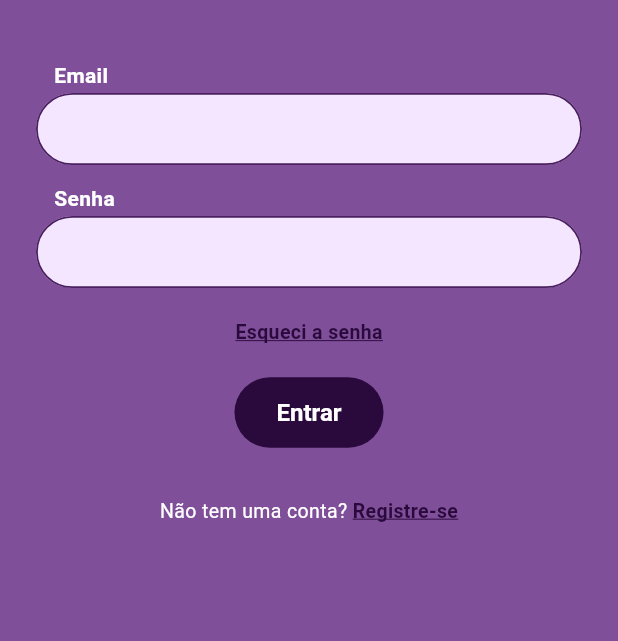
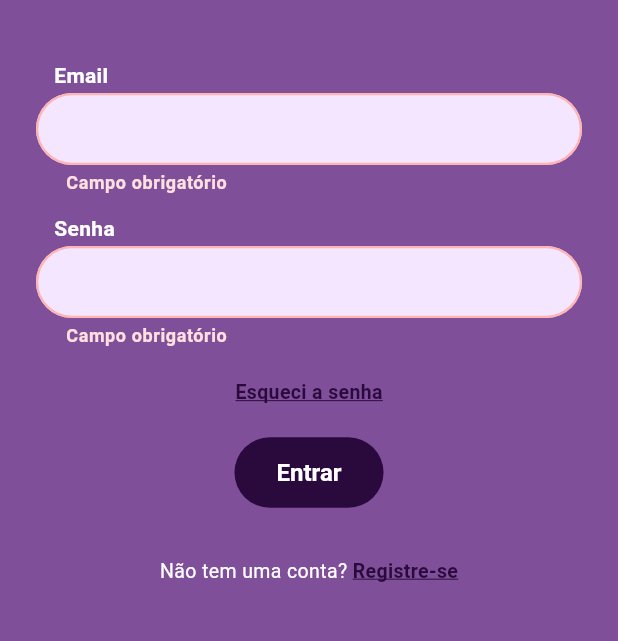
Before and after one commit to GabrielHP2/PI_IV-Time-16, a Flutter app: the screen it shows after launch, after a tap on "Entrar", on a phone screen of 412 x 824 dp, the part 218-859 px from its top. Run offline on Flutter 3.47's test engine with Material 3 defaults, Android fonts, the phone set to English and light mode, and no system bars.

Commit message:
Verificações e separação do arquivo Widget

```diff
--- /dev/null
+++ b/frontend/lib/components/util/validators.dart
@@ -0,0 +1,35 @@
+import 'package:flutter/material.dart';
+
+// Funções de validação, usadas no parâmetro `validator` dos campos.
+
+/// Campo não pode estar vazio.
+String? validateRequired(String? value) {
+  if (value == null || value.trim().isEmpty) {
+    return 'Campo obrigatório';
+  }
+  return null;
+}
+
+/// Obrigatório e com mais de 8 e menos de 16 caracteres (9 a 15).
+String? validatePassword(String? value) {
+  final error = validateRequired(value);
+  if (error != null) return error;
+  if (value!.length <= 8 || value.length >= 16) {
+    return 'A senha deve ter entre 9 e 15 caracteres';
+  }
+  return null;
+}
+
+/// Obrigatório e igual ao campo de senha original.
+String? Function(String?) validateConfirmPassword(
+  TextEditingController original,
+) {
+  return (value) {
+    final error = validateRequired(value);
+    if (error != null) return error;
+    if (value != original.text) {
+      return 'As senhas não conferem';
+    }
+    return null;
+  };
+}
--- /dev/null
+++ b/frontend/lib/components/widgets/app_text_field.dart
@@ -0,0 +1,89 @@
+import 'package:flutter/material.dart';
+
+import '../../theme/app_theme.dart';
+
+class AppTextField extends StatelessWidget {
+  const AppTextField({
+    super.key,
+    required this.label,
+    this.controller,
+    this.obscureText = false,
+    this.keyboardType,
+    this.textInputAction,
+    this.validator,
+  });
+
+  final String label;
+  final TextEditingController? controller;
+  final bool obscureText;
+  final TextInputType? keyboardType;
+  final TextInputAction? textInputAction;
+  final String? Function(String?)? validator;
+
+  @override
+  Widget build(BuildContext context) {
+    final border = OutlineInputBorder(
+      borderRadius: BorderRadius.circular(24),
+      borderSide: const BorderSide(color: AppColors.fieldBorder, width: 1.2),
+    );
+
+    return Column(
+      crossAxisAlignment: CrossAxisAlignment.start,
+
+      children: [
+
+        Padding(
+          padding: const EdgeInsets.only(left: 12, bottom: 2),
+
+          child: Text(
+            label,
+            style: const TextStyle(
+              color: AppColors.onDark,
+              fontSize: 14,
+              fontWeight: FontWeight.w600,
+            ),
+          ),
+        ),
+
+        TextFormField(
+          controller: controller,
+          obscureText: obscureText,
+          keyboardType: keyboardType,
+          textInputAction: textInputAction,
+          validator: validator,
+          cursorColor: AppColors.fieldBorder,
+          style: const TextStyle(color: Colors.black87),
+
+          decoration: InputDecoration(
+            isDense: true,
+            filled: true,
+            fillColor: AppColors.fieldFill,
+
+            contentPadding:
+                const EdgeInsets.symmetric(horizontal: 16, vertical: 12),
+
+            border: border,
+            enabledBorder: border,
+            focusedBorder: border.copyWith(
+              borderSide: const BorderSide(color: AppColors.button, width: 2),
+            ),
+
+            errorBorder: border.copyWith(
+              borderSide: const BorderSide(color: Color(0xFFFFB4B4), width: 1.5),
+            ),
+
+            focusedErrorBorder: border.copyWith(
+              borderSide: const BorderSide(color: Color(0xFFFFB4B4), width: 2),
+            ),
+
+            errorMaxLines: 2,
+            errorStyle: const TextStyle(
+              color: Color(0xFFFFE0E0),
+              fontWeight: FontWeight.w600,
+            ),
+          ),
+        ),
+      ],
+    );
+  }
+}
--- /dev/null
+++ b/frontend/lib/components/widgets/auth_scaffold.dart
@@ -0,0 +1,81 @@
+import 'package:flutter/material.dart';
+
+/// Estrutura base das telas de autenticação.
+/// - Conteúdo centralizado com largura máxima (bom para web/desktop).
+/// - Rolável (evita overflow com teclado ou telas baixas).
+/// - [footer] fica fixo no rodapé quando há espaço sobrando.
+class AuthScaffold extends StatelessWidget {
+  const AuthScaffold({
+    super.key,
+    required this.child,
+    this.title,
+    this.showBackButton = false,
+    this.footer,
+    this.topPadding = 24,
+  });
+
+  final Widget child;
+  final String? title;
+  final bool showBackButton;
+  final Widget? footer;
+  final double topPadding;
+
+  static const double maxContentWidth = 420;
+
+  @override
+  Widget build(BuildContext context) {
+    return Scaffold(
+      appBar: title == null
+          ? null
+
+          : AppBar(
+              title: Text(title!),
+              automaticallyImplyLeading: false,
+              leading: showBackButton
+
+                  ? IconButton(
+                      icon: const Icon(Icons.arrow_back_ios_new, size: 20),
+                      onPressed: () => Navigator.maybePop(context),
+                    )
+
+                  : null,
+            ),
+
+      body: SafeArea(
+
+        child: LayoutBuilder(
+          builder: (context, constraints) {
+            return SingleChildScrollView(
+              child: ConstrainedBox(
+                constraints: BoxConstraints(minHeight: constraints.maxHeight),
+                child: IntrinsicHeight(
+                  child: Align(
+                    alignment: Alignment.topCenter,
+                    child: ConstrainedBox(
+                      constraints:
+                          const BoxConstraints(maxWidth: maxContentWidth),
+                      child: Padding(
+                        padding: EdgeInsets.fromLTRB(24, topPadding, 24, 24),
+                        child: Column(
+                          crossAxisAlignment: CrossAxisAlignment.stretch,
+                          children: [
+                            child,
+                            if (footer != null) ...[
+                              const Spacer(),
+                              const SizedBox(height: 24),
+                              footer!,
+                            ],
+                          ],
+                        ),
+                      ),
+                    ),
+                  ),
+                ),
+              ),
+            );
+          },
+        ),
+      ),
+    );
+  }
+}
--- /dev/null
+++ b/frontend/lib/components/widgets/link_text.dart
@@ -0,0 +1,33 @@
+import 'package:flutter/material.dart';
+
+import '../../theme/app_theme.dart';
+
+class LinkText extends StatelessWidget {
+  const LinkText({
+    super.key,
+    required this.text,
+    this.onTap,
+    this.fontSize = 13,
+  });
+
+  final String text;
+  final VoidCallback? onTap;
+  final double fontSize;
+
+  @override
+  Widget build(BuildContext context) {
+    return InkWell(
+      onTap: onTap ?? () {},
+      child: Text(
+        text,
+        style: TextStyle(
+          color: AppColors.button,
+          fontSize: fontSize,
+          fontWeight: FontWeight.w600,
+          decoration: TextDecoration.underline,
+          decorationColor: AppColors.button,
+        ),
+      ),
+    );
+  }
+}
--- /dev/null
+++ b/frontend/lib/components/widgets/primary_button.dart
@@ -0,0 +1,29 @@
+import 'package:flutter/material.dart';
+
+import '../../theme/app_theme.dart';
+
+class PrimaryButton extends StatelessWidget {
+  const PrimaryButton({super.key, required this.text, this.onPressed});
+
+  final String text;
+  final VoidCallback? onPressed;
+
+  @override
+  Widget build(BuildContext context) {
+    return Center(
+      child: ElevatedButton(
+        // Sem ação por enquanto (somente UI). Mantém o visual de botão ativo.
+        onPressed: onPressed ?? () {},
+        style: ElevatedButton.styleFrom(
+          backgroundColor: AppColors.button,
+          foregroundColor: AppColors.onDark,
+          elevation: 0,
+          padding: const EdgeInsets.symmetric(horizontal: 28, vertical: 14),
+          shape: const StadiumBorder(),
+          textStyle: const TextStyle(fontSize: 16, fontWeight: FontWeight.w600),
+        ),
+        child: Text(text),
+      ),
+    );
+  }
+}
--- a/frontend/lib/pages/auth/login_page.dart
+++ b/frontend/lib/pages/auth/login_page.dart
@@ -2,7 +2,11 @@ import 'package:flutter/material.dart';
 
 import '../../routes.dart';
 import '../../theme/app_theme.dart';
-import '../../widgets/widgets.dart';
+import '../../components/util/validators.dart';
+import '../../components/widgets/app_text_field.dart';
+import '../../components/widgets/auth_scaffold.dart';
+import '../../components/widgets/link_text.dart';
+import '../../components/widgets/primary_button.dart';
 
 class LoginPage extends StatefulWidget {
   const LoginPage({super.key});
@@ -14,6 +18,7 @@ class LoginPage extends StatefulWidget {
 class _LoginPageState extends State<LoginPage> {
   final _emailController = TextEditingController();
   final _passwordController = TextEditingController();
+  final _formKey = GlobalKey<FormState>();
 
   @override
   void dispose() {
@@ -25,27 +30,37 @@ class _LoginPageState extends State<LoginPage> {
   @override
   Widget build(BuildContext context) {
     return AuthScaffold(
+
       topPadding: 40,
+
+      child: Form(
+        key: _formKey,
         child: Column(
           crossAxisAlignment: CrossAxisAlignment.stretch,
+
           children: [
             Center(
               child: Image.asset(kLogoAsset, width: 100, fit: BoxFit.contain),
             ),
+
             const SizedBox(height: 40),
             AppTextField(
               label: 'Email',
               controller: _emailController,
               keyboardType: TextInputType.emailAddress,
               textInputAction: TextInputAction.next,
+              validator: validateRequired,
             ),
+
             const SizedBox(height: 12),
             AppTextField(
               label: 'Senha',
               controller: _passwordController,
               obscureText: true,
               textInputAction: TextInputAction.done,
+              validator: validatePassword,
             ),
+
             const SizedBox(height: 20),
             Center(
               child: LinkText(
@@ -54,12 +69,17 @@ class _LoginPageState extends State<LoginPage> {
                     Navigator.pushNamed(context, AppRoutes.forgotPassword),
               ),
             ),
+
             const SizedBox(height: 20),
             PrimaryButton(
               text: 'Entrar',
-            // TODO: autenticar e navegar para a tela principal do app.
-            onPressed: () {},
+              onPressed: () {
+                if (_formKey.currentState!.validate()) {
+
+                }
+              },
             ),
+
             const SizedBox(height: 32),
             Row(
               mainAxisAlignment: MainAxisAlignment.center,
@@ -68,6 +88,7 @@ class _LoginPageState extends State<LoginPage> {
                   'Não tem uma conta? ',
                   style: TextStyle(color: AppColors.onDark, fontSize: 13),
                 ),
+
                 LinkText(
                   text: 'Registre-se',
                   onTap: () => Navigator.pushNamed(context, AppRoutes.register),
@@ -76,6 +97,7 @@ class _LoginPageState extends State<LoginPage> {
             ),
           ],
         ),
+      ),
     );
   }
 }
--- a/frontend/lib/widgets/widgets.dart
+++ /dev/null
@@ -1,196 +0,0 @@
-import 'package:flutter/material.dart';
-
-import '../theme/app_theme.dart';
-
-/// Estrutura base das telas de autenticação.
-/// - Conteúdo centralizado com largura máxima (bom para web/desktop).
-/// - Rolável (evita overflow com teclado ou telas baixas).
-/// - [footer] fica fixo no rodapé quando há espaço sobrando.
-class AuthScaffold extends StatelessWidget {
-  const AuthScaffold({
-    super.key,
-    required this.child,
-    this.title,
-    this.showBackButton = false,
-    this.footer,
-    this.topPadding = 24,
-  });
-
-  final Widget child;
-  final String? title;
-  final bool showBackButton;
-  final Widget? footer;
-  final double topPadding;
-
-  static const double maxContentWidth = 420;
-
-  @override
-  Widget build(BuildContext context) {
-    return Scaffold(
-      appBar: title == null
-          ? null
-          : AppBar(
-              title: Text(title!),
-              automaticallyImplyLeading: false,
-              leading: showBackButton
-                  ? IconButton(
-                      icon: const Icon(Icons.arrow_back_ios_new, size: 20),
-                      onPressed: () => Navigator.maybePop(context),
-                    )
-                  : null,
-            ),
-      body: SafeArea(
-        child: LayoutBuilder(
-          builder: (context, constraints) {
-            return SingleChildScrollView(
-              child: ConstrainedBox(
-                constraints: BoxConstraints(minHeight: constraints.maxHeight),
-                child: IntrinsicHeight(
-                  child: Align(
-                    alignment: Alignment.topCenter,
-                    child: ConstrainedBox(
-                      constraints:
-                          const BoxConstraints(maxWidth: maxContentWidth),
-                      child: Padding(
-                        padding: EdgeInsets.fromLTRB(24, topPadding, 24, 24),
-                        child: Column(
-                          crossAxisAlignment: CrossAxisAlignment.stretch,
-                          children: [
-                            child,
-                            if (footer != null) ...[
-                              const Spacer(),
-                              const SizedBox(height: 24),
-                              footer!,
-                            ],
-                          ],
-                        ),
-                      ),
-                    ),
-                  ),
-                ),
-              ),
-            );
-          },
-        ),
-      ),
-    );
-  }
-}
-
-class AppTextField extends StatelessWidget {
-  const AppTextField({
-    super.key,
-    required this.label,
-    this.controller,
-    this.obscureText = false,
-    this.keyboardType,
-    this.textInputAction,
-  });
-
-  final String label;
-  final TextEditingController? controller;
-  final bool obscureText;
-  final TextInputType? keyboardType;
-  final TextInputAction? textInputAction;
-
-  @override
-  Widget build(BuildContext context) {
-    final border = OutlineInputBorder(
-      borderRadius: BorderRadius.circular(24),
-      borderSide: const BorderSide(color: AppColors.fieldBorder, width: 1.2),
-    );
-
-    return Column(
-      crossAxisAlignment: CrossAxisAlignment.start,
-      children: [
-        Padding(
-          padding: const EdgeInsets.only(left: 12, bottom: 2),
-          child: Text(
-            label,
-            style: const TextStyle(
-              color: AppColors.onDark,
-              fontSize: 14,
-              fontWeight: FontWeight.w600,
-            ),
-          ),
-        ),
-        TextField(
-          controller: controller,
-          obscureText: obscureText,
-          keyboardType: keyboardType,
-          textInputAction: textInputAction,
-          cursorColor: AppColors.fieldBorder,
-          style: const TextStyle(color: Colors.black87),
-          decoration: InputDecoration(
-            isDense: true,
-            filled: true,
-            fillColor: AppColors.fieldFill,
-            contentPadding:
-                const EdgeInsets.symmetric(horizontal: 16, vertical: 12),
-            border: border,
-            enabledBorder: border,
-            focusedBorder: border.copyWith(
-              borderSide: const BorderSide(color: AppColors.button, width: 2),
-            ),
-          ),
-        ),
-      ],
-    );
-  }
-}
-
-class PrimaryButton extends StatelessWidget {
-  const PrimaryButton({super.key, required this.text, this.onPressed});
-
-  final String text;
-  final VoidCallback? onPressed;
-
-  @override
-  Widget build(BuildContext context) {
-    return Center(
-      child: ElevatedButton(
-        // Sem ação por enquanto (somente UI). Mantém o visual de botão ativo.
-        onPressed: onPressed ?? () {},
-        style: ElevatedButton.styleFrom(
-          backgroundColor: AppColors.button,
-          foregroundColor: AppColors.onDark,
-          elevation: 0,
-          padding: const EdgeInsets.symmetric(horizontal: 28, vertical: 14),
-          shape: const StadiumBorder(),
-          textStyle: const TextStyle(fontSize: 16, fontWeight: FontWeight.w600),
-        ),
-        child: Text(text),
-      ),
-    );
-  }
-}
-
-class LinkText extends StatelessWidget {
-  const LinkText({
-    super.key,
-    required this.text,
-    this.onTap,
-    this.fontSize = 13,
-  });
-
-  final String text;
-  final VoidCallback? onTap;
-  final double fontSize;
-
-  @override
-  Widget build(BuildContext context) {
-    return InkWell(
-      onTap: onTap ?? () {},
-      child: Text(
-        text,
-        style: TextStyle(
-          color: AppColors.button,
-          fontSize: fontSize,
-          fontWeight: FontWeight.w600,
-          decoration: TextDecoration.underline,
-          decorationColor: AppColors.button,
-        ),
-      ),
-    );
-  }
-}
```
Also changed, not shown: frontend/lib/pages/auth/password_recovery_pages.dart (+39 -7 lines), frontend/lib/pages/auth/register_page.dart (+29 -4 lines). Lines whose indentation alone changed are shown as unchanged.
